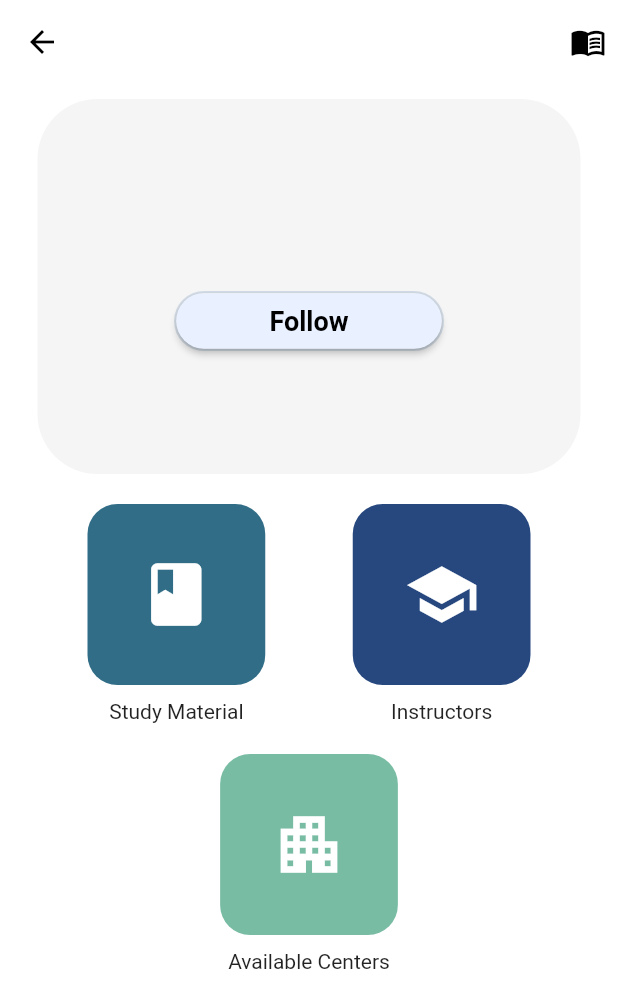
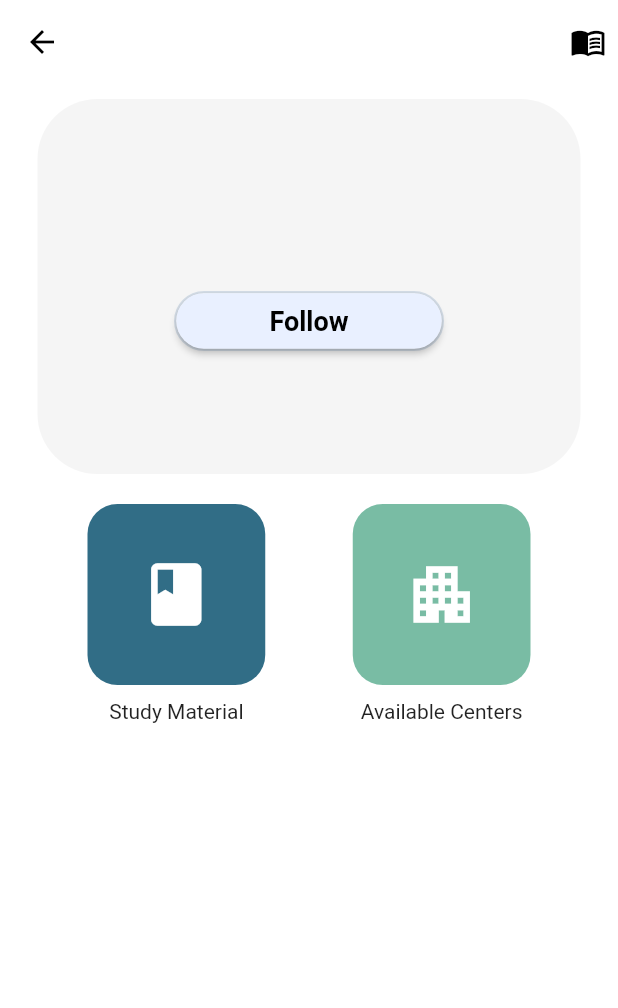
Before and after one commit to kareem2002-k/ClassMate, a Flutter app: the CourseInfo screen opened directly with empty values, on a phone screen of 412 x 824 dp. Shown: the top 1008 px of the screen. Run offline on Flutter 3.47's test engine with Material 2 defaults, Android fonts, the light colour scheme and no system bars; our stand-ins replace cloud_firestore, firebase_auth, firebase_core, flashy_tab_bar2; accounts and stored records are empty.

Commit message:
Removed instructor

```diff
--- a/lib/pages/CourseInfo.dart
+++ b/lib/pages/CourseInfo.dart
@@ -1,6 +1,6 @@
-import 'package:flutter/material.dart';
 import 'package:class_mate/Classes/Course.dart';
 import 'package:class_mate/services/firestore_service.dart';
+import 'package:flutter/material.dart';
 
 class CourseInfo extends StatefulWidget {
   final String courseID;
@@ -193,10 +193,10 @@ class _CourseInfoState extends State<CourseInfo> {
                           height: 120.6663818359375,
                           decoration: BoxDecoration(
                             borderRadius: BorderRadius.circular(20.0),
-                            color: const Color(0xff27487f),
+                            color: const Color(0xff79bca4),
                           ),
                           child: const Icon(
-                            Icons.school,
+                            Icons.apartment,
                             size: 50,
                             color: Colors.white,
                           ),
@@ -205,35 +205,10 @@ class _CourseInfoState extends State<CourseInfo> {
                       const SizedBox(
                         height: 10,
                       ),
-                      const Text("Instructors"),
+                      const Text("Available Centers"),
                     ],
                   ),
                   // Third Option
-                ],
-              ),
-              Column(
-                children: [
-                  GestureDetector(
-                    onTap: () {},
-                    child: Container(
-                      margin: const EdgeInsets.fromLTRB(0, 20, 0, 0),
-                      width: 118.50713348388672,
-                      height: 120.6663818359375,
-                      decoration: BoxDecoration(
-                        borderRadius: BorderRadius.circular(20.0),
-                        color: const Color(0xff79bca4),
-                      ),
-                      child: const Icon(
-                        Icons.apartment,
-                        size: 50,
-                        color: Colors.white,
-                      ),
-                    ),
-                  ),
-                  const SizedBox(
-                    height: 10,
-                  ),
-                  const Text("Available Centers"),
                 ],
               ),
             ],
```
